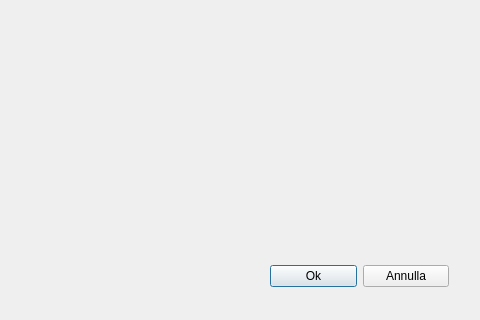
The window that Client/EditorGUI/EditorGUI/CropDialog/CropDialog.ui (iliodipietro/Programmazione-Di-Sistema-Collaborative-Editor) describes before a commit, drawn with Qt 5; both pictures show x 261 to 741 and y 234 to 554 of the 741 by 554 pixel window.
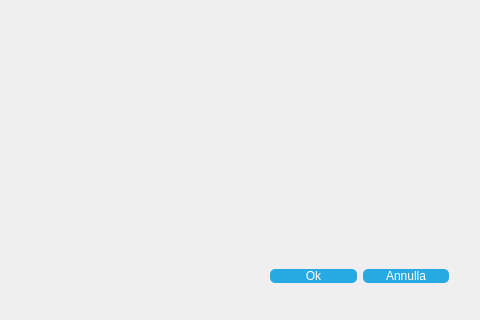
The same window after the commit.

```diff
--- a/Client/EditorGUI/EditorGUI/CropDialog/CropDialog.ui
+++ b/Client/EditorGUI/EditorGUI/CropDialog/CropDialog.ui
@@ -25,6 +25,17 @@
    <layout class="QHBoxLayout" name="horizontalLayout">
     <item>
      <widget class="QPushButton" name="okButton">
+      <property name="styleSheet">
+       <string notr="true">QPushButton
+{
+  color: white;
+  background-color: #27a9e3;
+  border-width: 0px;
+  border-radius: 5px;
+}
+
+QPushButton:hover { background-color: #0080FF; }</string>
+      </property>
       <property name="text">
        <string>Ok</string>
       </property>
@@ -32,6 +43,17 @@
     </item>
     <item>
      <widget class="QPushButton" name="cancelButton">
+      <property name="styleSheet">
+       <string notr="true">QPushButton
+{
+  color: white;
+  background-color: #27a9e3;
+  border-width: 0px;
+  border-radius: 5px;
+}
+
+QPushButton:hover { background-color: #0080FF; }</string>
+      </property>
       <property name="text">
        <string>Annulla</string>
       </property>
```
